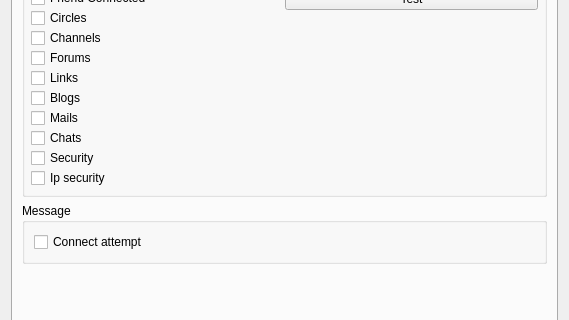
Old version of the form retroshare-gui/src/gui/settings/NotifyPage.ui in the repository RetroShare/RetroShare; both pictures show x 0 to 569 and y 84 to 404 of the 569 by 512 pixel window.
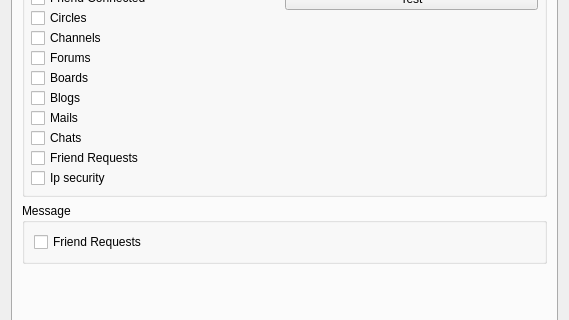
New version of the form.

Commit message:
rename some notify settings strings links to boards
* rename some notify settings strings links/posted to boards
* connect attempt to Friend requests

Patch:
```diff
--- a/retroshare-gui/src/gui/settings/NotifyPage.ui
+++ b/retroshare-gui/src/gui/settings/NotifyPage.ui
@@ -75,7 +75,7 @@
             <item>
              <widget class="QCheckBox" name="notify_Posted">
               <property name="text">
-               <string>Links</string>
+               <string>Boards</string>
               </property>
              </widget>
             </item>
@@ -103,7 +103,7 @@
             <item>
              <widget class="QCheckBox" name="notify_Security">
               <property name="text">
-               <string>Security</string>
+               <string>Friend Requests</string>
               </property>
              </widget>
             </item>
@@ -155,7 +155,7 @@
           <item>
            <widget class="QCheckBox" name="message_ConnectAttempt">
             <property name="text">
-             <string>Connect attempt</string>
+             <string>Friend Requests</string>
             </property>
            </widget>
           </item>
```
Left out of the diff: 2 changed lines with no effect on the pictures. The commit also changes 1 other file.
